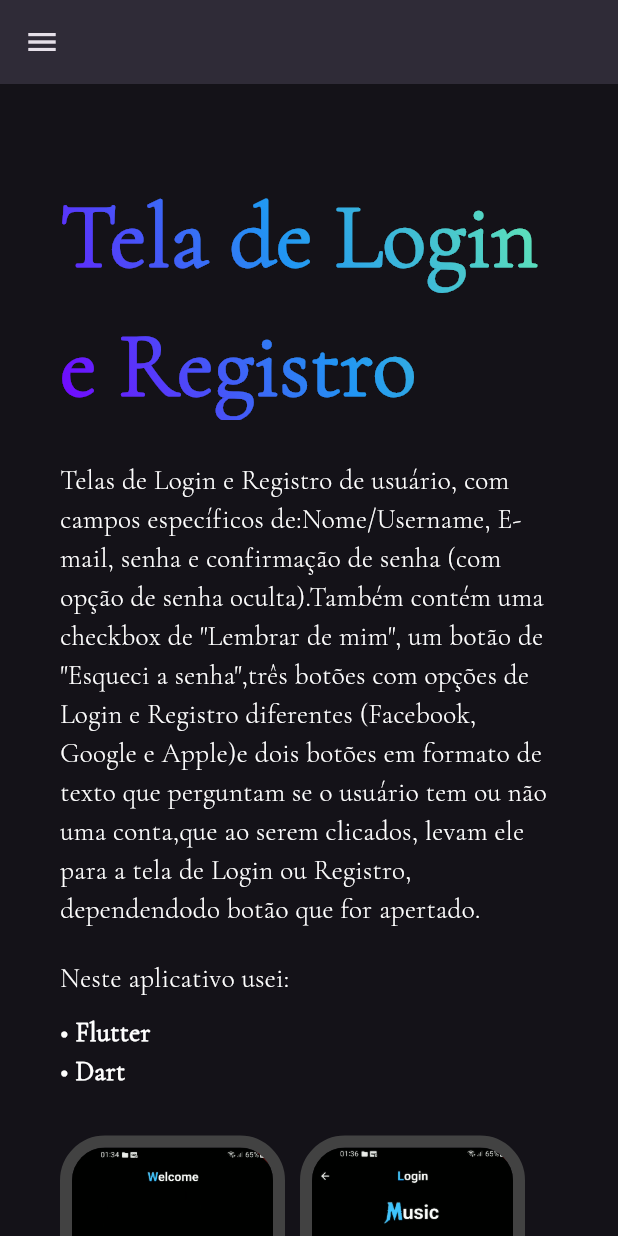
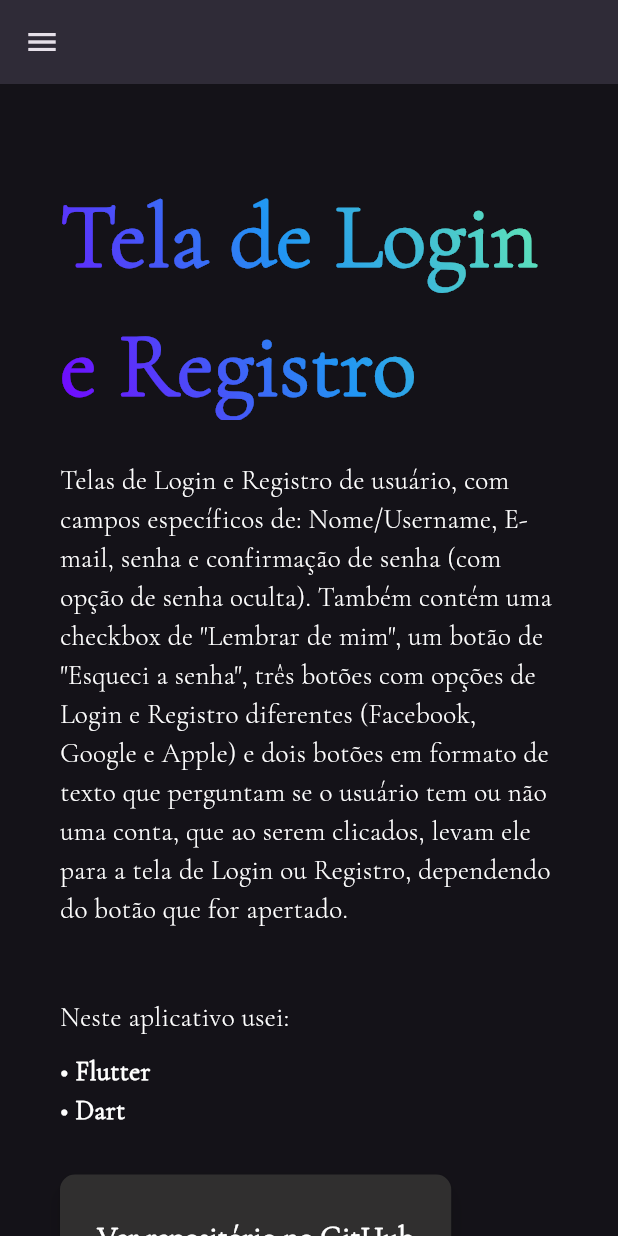
Before and after one commit to leonardovivo/portfolio, a Flutter app: the screen it shows after launch, scrolled down 3456 dp, on a phone screen of 412 x 824 dp. Run offline on Flutter 3.47's test engine with Material 3 defaults, Android fonts, the light colour scheme and no system bars; drawn by our look-alikes of scrollable_positioned_list; our stand-ins replace flutter_animate, flutter_svg.

Commit message:
Responsivo para celular, tablet e desktop

```diff
--- a/lib/projects/login_screen.dart
+++ b/lib/projects/login_screen.dart
@@ -25,7 +25,13 @@ class LoginScreenProject extends StatelessWidget {
           LayoutBuilder(
             builder: (context, constraints) {
               final isMobile = constraints.maxWidth < 600;
-              final imageHeight = isMobile ? 300.0 : 500.0;
+              final isTablet =
+                  constraints.maxWidth >= 600 && constraints.maxWidth < 1024;
+              final imageHeight = isMobile
+                  ? 300.0
+                  : isTablet
+                      ? 400.0
+                      : 500.0;
 
               return Column(
                 crossAxisAlignment: CrossAxisAlignment.start,
@@ -33,12 +39,13 @@ class LoginScreenProject extends StatelessWidget {
                   if (isMobile) ...[
                     const Text(
                       'Telas de Login e Registro de usuário, com campos específicos de:'
-                      'Nome/Username, E-mail, senha e confirmação de senha (com opção de senha oculta).'
-                      'Também contém uma checkbox de "Lembrar de mim", um botão de "Esqueci a senha",'
-                      'três botões com opções de Login e Registro diferentes (Facebook, Google e Apple)'
-                      'e dois botões em formato de texto que perguntam se o usuário tem ou não uma conta,'
-                      'que ao serem clicados, levam ele para a tela de Login ou Registro, dependendo'
-                      'do botão que for apertado.',
+                      ' Nome/Username, E-mail, senha e confirmação de senha (com opção de senha oculta).'
+                      ' Também contém uma checkbox de "Lembrar de mim", um botão de "Esqueci a senha",'
+                      ' três botões com opções de Login e Registro diferentes (Facebook, Google e Apple)'
+                      ' e dois botões em formato de texto que perguntam se o usuário tem ou não uma conta,'
+                      ' que ao serem clicados, levam ele para a tela de Login ou Registro, dependendo'
+                      ' do botão que for apertado.'
+                      '\n',
                       style: TextStyle(
                         fontFamily: 'Cormorant Garamond',
                         fontSize: 18,
@@ -74,12 +81,96 @@ class LoginScreenProject extends StatelessWidget {
                       ),
                     ),
                     const SizedBox(height: 30),
+                    LinkButton(
+                      text: 'Ver repositório no GitHub',
+                      url: Uri.parse(
+                          'https://github.com/leonardovivo/account_interface'),
+                    ),
+                    const SizedBox(height: 30),
                     Wrap(
                       spacing: 10,
                       runSpacing: 10,
                       children: List.generate(imagePaths.length, (index) {
                         return SizedBox(
                           width: 150,
+                          height: imageHeight,
+                          child: GestureDetector(
+                            onTap: () {
+                              Navigator.push(
+                                context,
+                                MaterialPageRoute(
+                                  builder: (context) => FullScreenImage(
+                                    imagePaths: imagePaths,
+                                    initialIndex: index,
+                                  ),
+                                ),
+                              );
+                            },
+                            child: ZoomImage(
+                              imagePath: imagePaths[index],
+                              height: imageHeight,
+                            ),
+                          ),
+                        );
+                      }),
+                    ),
+                  ] else if (isTablet) ...[
+                    const Text(
+                      'Telas de Login e Registro de usuário, com campos específicos de:'
+                      ' Nome/Username, E-mail, senha e confirmação de senha (com opção de senha oculta).'
+                      ' Também contém uma checkbox de "Lembrar de mim", um botão de "Esqueci a senha",'
+                      ' três botões com opções de Login e Registro diferentes (Facebook, Google e Apple)'
+                      ' e dois botões em formato de texto que perguntam se o usuário tem ou não uma conta,'
+                      ' que ao serem clicados, levam ele para a tela de Login ou Registro, dependendo'
+                      ' do botão que for apertado.'
+                      '\n',
+                      style: TextStyle(
+                        fontFamily: 'Cormorant Garamond',
+                        fontSize: 22,
+                        color: Colors.white,
+                      ),
+                    ),
+                    const SizedBox(height: 20),
+                    const Text(
+                      'Neste aplicativo usei:',
+                      style: TextStyle(
+                        fontFamily: 'Cormorant Garamond',
+                        fontSize: 22,
+                        color: Colors.white,
+                      ),
+                    ),
+                    const SizedBox(height: 10),
+                    const Text(
+                      '• Flutter',
+                      style: TextStyle(
+                        fontFamily: 'Cormorant Garamond',
+                        fontSize: 22,
+                        fontWeight: FontWeight.bold,
+                        color: Colors.white,
+                      ),
+                    ),
+                    const Text(
+                      '• Dart',
+                      style: TextStyle(
+                        fontFamily: 'Cormorant Garamond',
+                        fontSize: 22,
+                        fontWeight: FontWeight.bold,
+                        color: Colors.white,
+                      ),
+                    ),
+                    const SizedBox(height: 30),
+                    LinkButton(
+                      text: 'Ver repositório no GitHub',
+                      url: Uri.parse(
+                          'https://github.com/leonardovivo/account_interface'),
+                    ),
+                    const SizedBox(height: 30),
+                    Wrap(
+                      spacing: 15,
+                      runSpacing: 15,
+                      children: List.generate(imagePaths.length, (index) {
+                        return SizedBox(
+                          width: 200,
                           height: imageHeight,
                           child: GestureDetector(
                             onTap: () {
@@ -144,6 +235,12 @@ class LoginScreenProject extends StatelessWidget {
                         ],
                       ),
                     ),
+                    const SizedBox(height: 50),
+                    LinkButton(
+                      text: 'Ver repositório no GitHub',
+                      url: Uri.parse(
+                          'https://github.com/leonardovivo/account_interface'),
+                    ),
                     const SizedBox(height: 30),
                     Wrap(
                       spacing: 20,
@@ -174,11 +271,6 @@ class LoginScreenProject extends StatelessWidget {
             },
           ),
           const SizedBox(height: 50),
-          LinkButton(
-            text: 'Ver repositório no GitHub',
-            url: Uri.parse('https://github.com/leonardovivo/account_interface'),
-          ),
-          const SizedBox(height: 50),
         ],
       ),
     );
```
